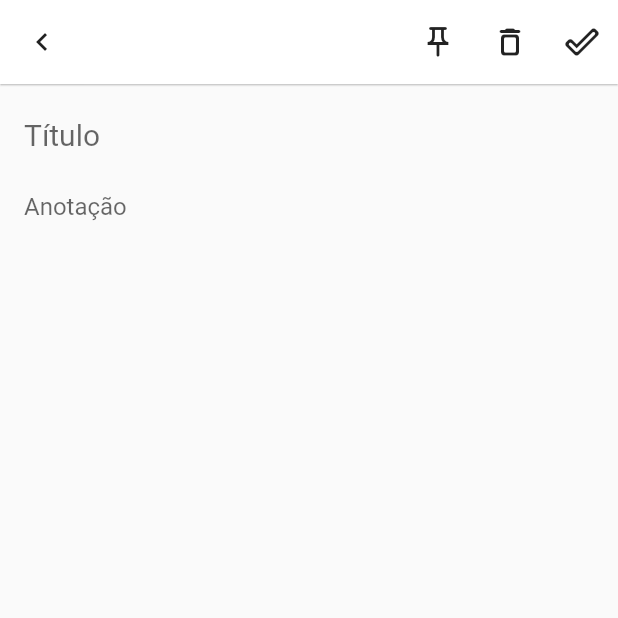
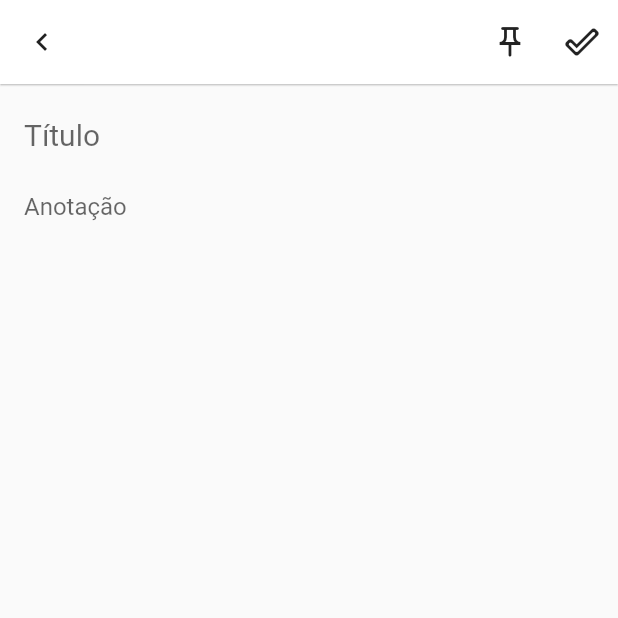
Before and after one commit to HenriqueWojcik/notes-app, a Flutter app: the NewNotePage screen opened directly, on a phone screen of 412 x 824 dp, the top half of it. Run offline on Flutter 3.47's test engine with Material 2 defaults, Android fonts, the phone set to English and light mode, and no system bars; our stand-ins replace cloud_firestore, dartz, equatable, firebase_core, get_it; accounts and stored records are empty.

Commit message:
deleting a note

```diff
--- a/lib/core/data/communication_impl.dart
+++ b/lib/core/data/communication_impl.dart
@@ -81,6 +81,6 @@ class CommunicationImpl implements CommunicationInterface {
         .doc(id)
         .delete()
         .then((_) => true)
-        .catchError((_) => false);
+        .catchError((_) => throw (Exception()));
   }
 }
--- a/lib/features/new_note/data/datasources/new_note_datasource_impl.dart
+++ b/lib/features/new_note/data/datasources/new_note_datasource_impl.dart
@@ -35,12 +35,14 @@ class NewNoteDatasourceImpl implements NewNoteDatasourceInterface {
   }
 
   @override
-  Future<void> deleteNote(NoteModel noteModel) async {
+  Future<bool> deleteNote(NoteModel noteModel) async {
     final request = Request(
       collection: 'notes',
       data: noteModel.toJson(),
     );
 
-    await communication.delete(request);
+    final value = await communication.delete(request);
+
+    return value;
   }
 }
--- a/lib/features/new_note/data/datasources/new_note_datasource_interface.dart
+++ b/lib/features/new_note/data/datasources/new_note_datasource_interface.dart
@@ -3,5 +3,5 @@ import '../../../home_page/data/models/note_model.dart';
 abstract class NewNoteDatasourceInterface {
   Future<void> createNote(NoteModel noteModel);
   Future<void> editNote(NoteModel noteModel);
-  Future<void> deleteNote(NoteModel noteModel);
+  Future<bool> deleteNote(NoteModel noteModel);
 }
--- a/lib/features/new_note/data/datasources/new_note_datasource_mock.dart
+++ b/lib/features/new_note/data/datasources/new_note_datasource_mock.dart
@@ -15,7 +15,7 @@ class NewNoteDatasourceMock implements NewNoteDatasourceInterface {
   }
 
   @override
-  Future<void> deleteNote(NoteModel noteModel) {
+  Future<bool> deleteNote(NoteModel noteModel) {
     // TODO: implement deleteNote
     throw UnimplementedError();
   }
--- a/lib/features/new_note/presentation/controller/new_note_controller.dart
+++ b/lib/features/new_note/presentation/controller/new_note_controller.dart
@@ -25,6 +25,8 @@ class NewNoteController {
 
   final TextEditingController titleController = TextEditingController();
   final TextEditingController bodyController = TextEditingController();
+
+  bool get isEditingNote => note?.id != null;
 
   void init(Note? n) {
     if (n != null) {
--- a/lib/features/new_note/presentation/widgets/new_note_app_bar.dart
+++ b/lib/features/new_note/presentation/widgets/new_note_app_bar.dart
@@ -38,13 +38,15 @@ class NewNoteAppBar extends AppBar {
                 );
               },
             ),
-            IconButton(
-              onPressed: onClickDelete,
-              icon: const Icon(
-                Icons.delete_outline_rounded,
-                color: Colors.black87,
-              ),
-            ),
+            controller.isEditingNote
+                ? IconButton(
+                    onPressed: onClickDelete,
+                    icon: const Icon(
+                      Icons.delete_outline_rounded,
+                      color: Colors.black87,
+                    ),
+                  )
+                : const SizedBox(),
             IconButton(
               onPressed: onClickDone,
               icon: const Icon(
```
Also changed, not shown: lib/features/new_note/presentation/pages/new_note_page.dart (+9 -3 lines).
